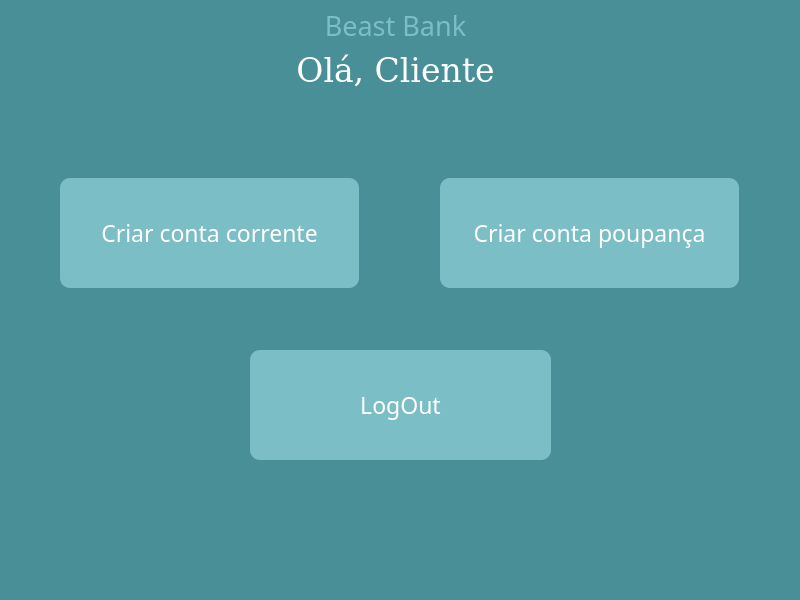
Before: the Qt Designer form banco/ui/3_user_painel.ui in JoaoVitorMoreiraPassos/Banco_POO2, drawn with Qt 5.
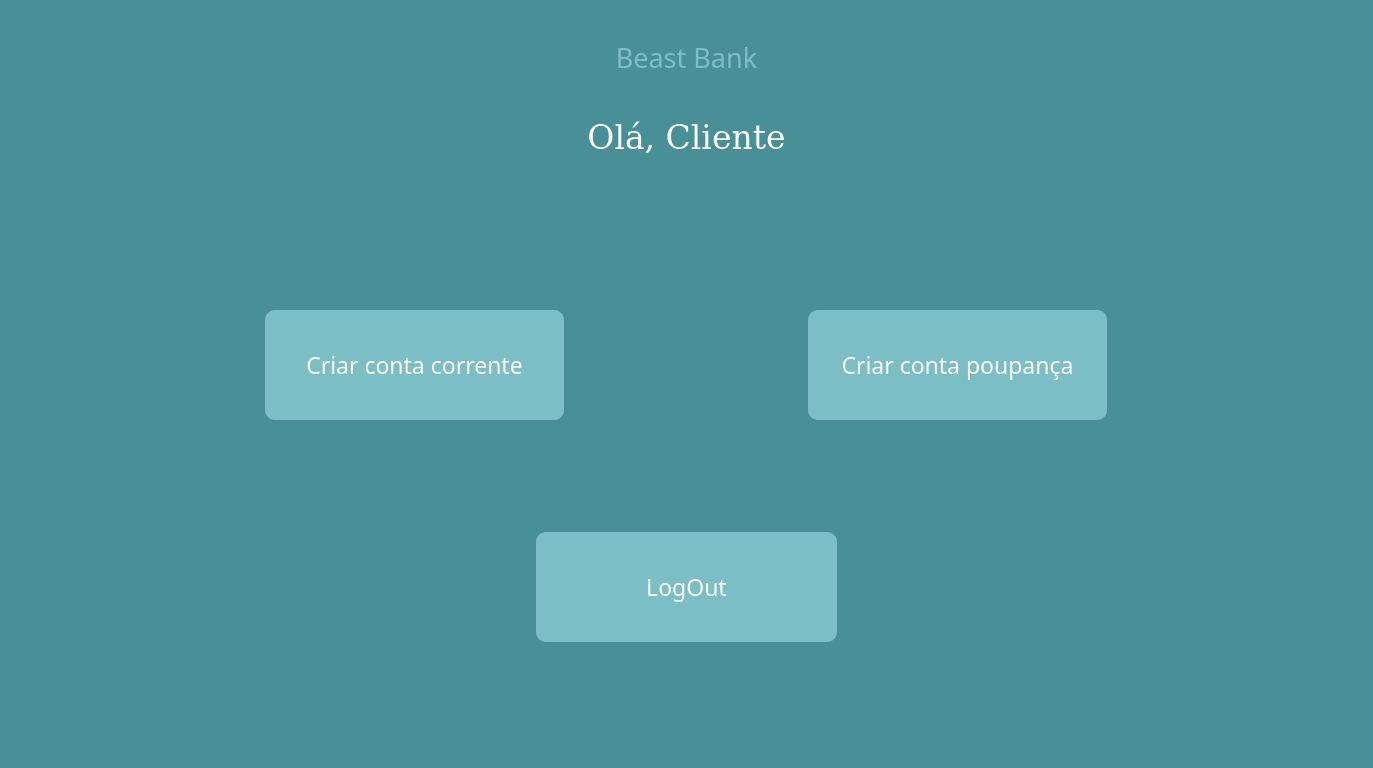
After: the same form once the commit is applied.

Commit message: Implementação do grid layout e pequenas modificações nas telas

What changed in the file:
```diff
--- a/banco/ui/3_user_painel.ui
+++ b/banco/ui/3_user_painel.ui
@@ -6,8 +6,8 @@
    <rect>
     <x>0</x>
     <y>0</y>
-    <width>800</width>
-    <height>600</height>
+    <width>1373</width>
+    <height>768</height>
    </rect>
   </property>
   <property name="font">
@@ -25,14 +25,60 @@
    <string notr="true">background-color: #498f97</string>
   </property>
   <widget class="QWidget" name="centralwidget">
+   <layout class="QGridLayout" name="gridLayout">
+    <item row="0" column="0">
+     <widget class="QFrame" name="frame">
+      <property name="maximumSize">
+       <size>
+        <width>16777215</width>
+        <height>200</height>
+       </size>
+      </property>
+      <property name="styleSheet">
+       <string notr="true">border: 0px</string>
+      </property>
+      <property name="frameShape">
+       <enum>QFrame::StyledPanel</enum>
+      </property>
+      <property name="frameShadow">
+       <enum>QFrame::Raised</enum>
+      </property>
+      <property name="lineWidth">
+       <number>0</number>
+      </property>
+      <layout class="QGridLayout" name="gridLayout_2">
+       <item row="0" column="0">
+        <widget class="QLabel" name="label_2">
+         <property name="maximumSize">
+          <size>
+           <width>16777215</width>
+           <height>28</height>
+          </size>
+         </property>
+         <property name="font">
+          <font>
+           <family>Sawasdee</family>
+           <pointsize>20</pointsize>
+          </font>
+         </property>
+         <property name="styleSheet">
+          <string notr="true">color: #7cbec6;</string>
+         </property>
+         <property name="text">
+          <string>Beast Bank</string>
+         </property>
+         <property name="alignment">
+          <set>Qt::AlignCenter</set>
+         </property>
+        </widget>
+       </item>
+       <item row="1" column="0">
    <widget class="QLabel" name="label">
-    <property name="geometry">
-     <rect>
-      <x>0</x>
-      <y>50</y>
-      <width>791</width>
-      <height>41</height>
-     </rect>
+         <property name="maximumSize">
+          <size>
+           <width>16777215</width>
+           <height>71</height>
+          </size>
     </property>
     <property name="font">
      <font>
@@ -51,14 +97,93 @@
      <set>Qt::AlignCenter</set>
     </property>
    </widget>
+       </item>
+      </layout>
+     </widget>
+    </item>
+    <item row="1" column="0">
+     <widget class="QFrame" name="frame_2">
+      <property name="styleSheet">
+       <string notr="true">border: 0px</string>
+      </property>
+      <property name="frameShape">
+       <enum>QFrame::StyledPanel</enum>
+      </property>
+      <property name="frameShadow">
+       <enum>QFrame::Raised</enum>
+      </property>
+      <layout class="QGridLayout" name="gridLayout_3">
+       <item row="1" column="0">
+        <widget class="QWidget" name="widget_2" native="true">
+         <property name="maximumSize">
+          <size>
+           <width>16777215</width>
+           <height>150</height>
+          </size>
+         </property>
+         <layout class="QGridLayout" name="gridLayout_5">
+          <item row="0" column="0">
+           <widget class="QPushButton" name="pushButton_5">
+            <property name="maximumSize">
+             <size>
+              <width>301</width>
+              <height>110</height>
+             </size>
+            </property>
+            <property name="font">
+             <font>
+              <family>Sans Serif</family>
+              <pointsize>17</pointsize>
+              <weight>50</weight>
+              <italic>false</italic>
+              <bold>false</bold>
+              <strikeout>false</strikeout>
+             </font>
+            </property>
+            <property name="cursor">
+             <cursorShape>PointingHandCursor</cursorShape>
+            </property>
+            <property name="styleSheet">
+             <string notr="true">
+QPushButton {
+
+	color: #fff;
+	border-radius: 10px;
+	background-color: #7cbec6
+}
+
+QPushButton:hover{
+	background-color: rgb(140, 214, 223);
+	border: 1px groove rgb(140, 214, 223);
+}</string>
+            </property>
+            <property name="text">
+             <string>LogOut</string>
+            </property>
+           </widget>
+          </item>
+         </layout>
+        </widget>
+       </item>
+       <item row="0" column="0">
+        <widget class="QWidget" name="widget" native="true">
+         <property name="maximumSize">
+          <size>
+           <width>16777215</width>
+           <height>150</height>
+          </size>
+         </property>
+         <property name="styleSheet">
+          <string notr="true">border: 0px</string>
+         </property>
+         <layout class="QGridLayout" name="gridLayout_4">
+          <item row="0" column="0">
    <widget class="QPushButton" name="pushButton_2">
-    <property name="geometry">
-     <rect>
-      <x>60</x>
-      <y>178</y>
+            <property name="maximumSize">
+             <size>
       <width>299</width>
       <height>110</height>
-     </rect>
+             </size>
     </property>
     <property name="font">
      <font>
@@ -91,14 +216,14 @@
      <string>Criar conta corrente</string>
     </property>
    </widget>
+          </item>
+          <item row="0" column="1">
    <widget class="QPushButton" name="pushButton_3">
-    <property name="geometry">
-     <rect>
-      <x>440</x>
-      <y>178</y>
+            <property name="maximumSize">
+             <size>
       <width>299</width>
       <height>110</height>
-     </rect>
+             </size>
     </property>
     <property name="font">
      <font>
@@ -131,71 +256,14 @@
      <string>Criar conta poupança</string>
     </property>
    </widget>
-   <widget class="QPushButton" name="pushButton_5">
-    <property name="geometry">
-     <rect>
-      <x>250</x>
-      <y>350</y>
-      <width>301</width>
-      <height>110</height>
-     </rect>
-    </property>
-    <property name="font">
-     <font>
-      <family>Sans Serif</family>
-      <pointsize>17</pointsize>
-      <weight>50</weight>
-      <italic>false</italic>
-      <bold>false</bold>
-      <strikeout>false</strikeout>
-     </font>
-    </property>
-    <property name="cursor">
-     <cursorShape>PointingHandCursor</cursorShape>
-    </property>
-    <property name="styleSheet">
-     <string notr="true">
-QPushButton {
-
-	color: #fff;
-	border-radius: 10px;
-	background-color: #7cbec6
-}
-
-QPushButton:hover{
-	background-color: rgb(140, 214, 223);
-	border: 1px groove rgb(140, 214, 223);
-}</string>
-    </property>
-    <property name="text">
-     <string>LogOut</string>
-    </property>
-   </widget>
-   <widget class="QLabel" name="label_2">
-    <property name="geometry">
-     <rect>
-      <x>325</x>
-      <y>10</y>
-      <width>141</width>
-      <height>31</height>
-     </rect>
-    </property>
-    <property name="font">
-     <font>
-      <family>Sawasdee</family>
-      <pointsize>20</pointsize>
-     </font>
-    </property>
-    <property name="styleSheet">
-     <string notr="true">color: #7cbec6;</string>
-    </property>
-    <property name="text">
-     <string>Beast Bank</string>
-    </property>
-    <property name="alignment">
-     <set>Qt::AlignCenter</set>
-    </property>
-   </widget>
+          </item>
+         </layout>
+        </widget>
+       </item>
+      </layout>
+     </widget>
+    </item>
+   </layout>
   </widget>
   <widget class="QStatusBar" name="statusbar"/>
  </widget>
```
Lines whose indentation alone changed are shown as unchanged. The commit also changes 24 other files.
